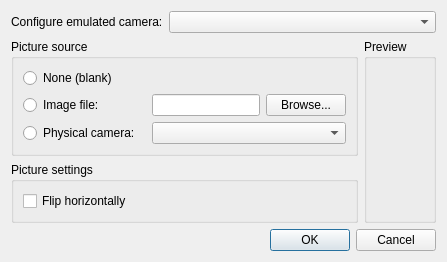
Above: src/frontend/qt_sdl/CameraSettingsDialog.ui from openpak/melonds before the change. Below: the same form after it.
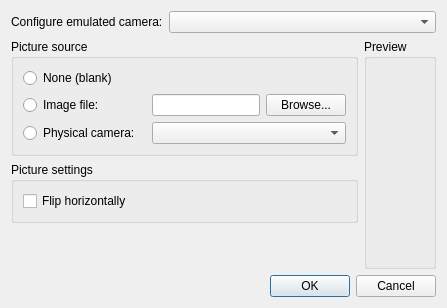
That is the form after the change.

Commit message: stashing temp. camera work

What changed in the file:
```diff
--- a/src/frontend/qt_sdl/CameraSettingsDialog.ui
+++ b/src/frontend/qt_sdl/CameraSettingsDialog.ui
@@ -98,7 +98,20 @@
        </layout>
       </widget>
      </item>
-     <item row="0" column="2" rowspan="2">
+     <item row="2" column="0">
+      <spacer name="verticalSpacer">
+       <property name="orientation">
+        <enum>Qt::Vertical</enum>
+       </property>
+       <property name="sizeHint" stdset="0">
+        <size>
+         <width>20</width>
+         <height>40</height>
+        </size>
+       </property>
+      </spacer>
+     </item>
+     <item row="0" column="2" rowspan="3">
       <widget class="QGroupBox" name="grpPreview">
        <property name="title">
         <string>Preview</string>
```
The commit also changes 4 other files.
